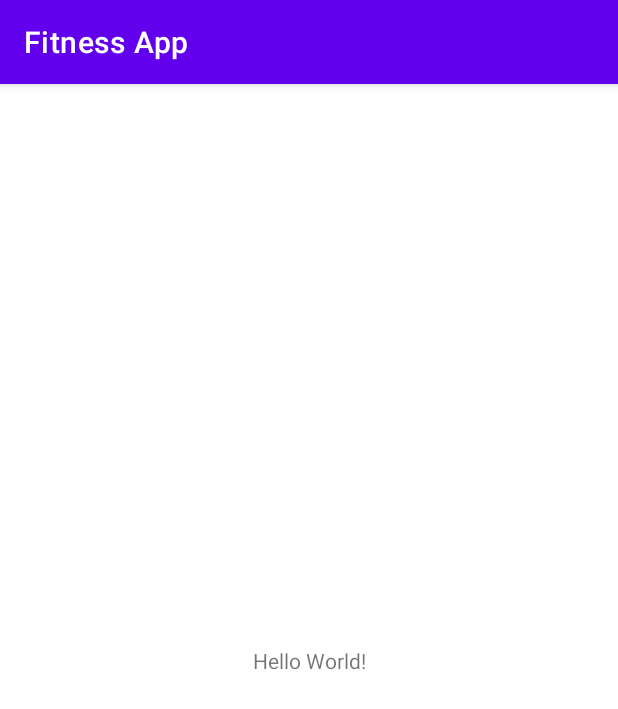
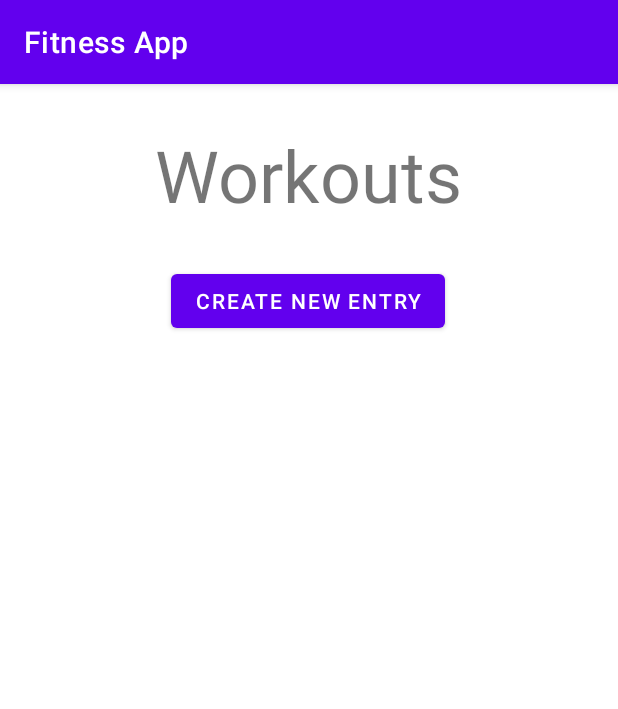
Before and after one commit to jackt0310/Fitness-App, an Android app: the screen it shows after launch (MainActivity), on a phone screen of 412 x 824 dp. Shown: the top 709 px of the screen. Run offline under Robolectric (Android 15) with nearby library versions, the phone set to English and light mode, and no system bars.

Commit message:
Implemented basic form input, scrollable card list, and saving.

```diff
--- a/app/src/main/AndroidManifest.xml
+++ b/app/src/main/AndroidManifest.xml
@@ -9,6 +9,7 @@
         android:roundIcon="@mipmap/ic_launcher_round"
         android:supportsRtl="true"
         android:theme="@style/Theme.FitnessApp">
+        <activity android:name=".EntryForm"></activity>
         <activity android:name=".MainActivity">
             <intent-filter>
                 <action android:name="android.intent.action.MAIN" />
--- a/app/src/main/java/com/example/fitnessapp/MainActivity.java
+++ b/app/src/main/java/com/example/fitnessapp/MainActivity.java
@@ -1,14 +1,114 @@
 package com.example.fitnessapp;
 
+import androidx.annotation.RequiresApi;
 import androidx.appcompat.app.AppCompatActivity;
+import androidx.cardview.widget.CardView;
+import androidx.recyclerview.widget.RecyclerView;
 
+import android.content.Intent;
+import android.os.Build;
 import android.os.Bundle;
+import android.text.SpannableString;
+import android.text.style.UnderlineSpan;
+import android.util.Log;
+import android.view.View;
+import android.widget.ArrayAdapter;
+import android.widget.Button;
+import android.widget.LinearLayout;
+import android.widget.ListView;
+import android.widget.TextView;
+
+import java.io.BufferedReader;
+import java.io.File;
+import java.io.FileInputStream;
+import java.io.FileNotFoundException;
+import java.io.FileOutputStream;
+import java.io.IOException;
+import java.io.InputStreamReader;
+import java.io.ObjectInputStream;
+import java.io.ObjectOutputStream;
+import java.util.ArrayList;
 
 public class MainActivity extends AppCompatActivity {
+    private EntryAdapter entryList;
+
+    private static final String FILE_NAME = "example.txt";
 
     @Override
     protected void onCreate(Bundle savedInstanceState) {
         super.onCreate(savedInstanceState);
         setContentView(R.layout.activity_main);
+
+        Button btn = (Button) findViewById(R.id.button);
+
+        btn.setOnClickListener(new View.OnClickListener() {
+            @Override
+            public void onClick(View v) {
+                newEntry(v);
+            }
+        });
+
+        ListView list = (ListView) findViewById(R.id.listArea);
+        Log.d("myTag", "This is my message");
+        System.out.println(savedInstanceState == null);
+        //instantiate custom adapter
+        ArrayList<Entry> entries = load();
+        entryList = new EntryAdapter(entries);
+
+        list.setAdapter(entryList);
+
+        Intent i = getIntent();
+
+
+        if(i.getParcelableExtra("entry") != null) {
+            Entry entry = (Entry) i.getParcelableExtra("entry");
+            entryList.add(entry);
+            entryList.notifyDataSetChanged();
+            save();
+        }
+    }
+
+
+    public void newEntry(View view) {
+        Intent intent = new Intent(this, EntryForm.class);
+        save();
+        startActivity(intent);
+    }
+
+    /*
+    @Override
+    public void onRestoreInstanceState(Bundle savedInstance){
+        onCreate(savedInstance);
+    }*/
+
+    public void save() {
+        try
+        {
+            File file = new File(getFilesDir() + "/output.txt");
+            if (!file.exists()) {
+                file.createNewFile();
+            }
+            FileOutputStream fos = new FileOutputStream(file);
+            ObjectOutputStream oos = new ObjectOutputStream(fos);
+            oos.writeObject(entryList.getList());
+            oos.close();
+            fos.close();
+        } catch(Exception ex) {
+            ex.printStackTrace();
+        }
+    }
+
+    public ArrayList<Entry> load() {
+        ArrayList<Entry> loadList = new ArrayList<Entry>();
+        try {
+            FileInputStream fos = new FileInputStream(getFilesDir() + "/output.txt");
+            ObjectInputStream oos = new ObjectInputStream(fos);
+            loadList = (ArrayList<Entry>) oos.readObject();
+            oos.close();
+            fos.close();
+        } catch(Exception ex) {
+            ex.printStackTrace();
+        }
+        return loadList;
     }
 }
--- a/app/src/main/res/layout/activity_main.xml
+++ b/app/src/main/res/layout/activity_main.xml
@@ -7,12 +7,42 @@
     tools:context=".MainActivity">
 
     <TextView
+        android:id="@+id/mainText"
         android:layout_width="wrap_content"
         android:layout_height="wrap_content"
-        android:text="Hello World!"
-        app:layout_constraintBottom_toBottomOf="parent"
+        android:layout_marginTop="28dp"
+        android:text="Workouts"
+        android:textSize="48sp"
+        app:layout_constraintEnd_toEndOf="parent"
+        app:layout_constraintHorizontal_bias="0.497"
         app:layout_constraintLeft_toLeftOf="parent"
         app:layout_constraintRight_toRightOf="parent"
+        app:layout_constraintStart_toStartOf="parent"
         app:layout_constraintTop_toTopOf="parent" />
 
+    <Button
+        android:id="@+id/button"
+        android:layout_width="wrap_content"
+        android:layout_height="wrap_content"
+        android:layout_marginTop="28dp"
+        android:text="@string/CreateEntry"
+        app:layout_constraintEnd_toEndOf="parent"
+        app:layout_constraintHorizontal_bias="0.497"
+        app:layout_constraintStart_toStartOf="parent"
+        app:layout_constraintTop_toBottomOf="@+id/mainText" />
+
+    <ListView
+        android:id="@+id/listArea"
+        android:layout_width="350dp"
+        android:layout_height="382dp"
+        android:layout_marginStart="8dp"
+        android:layout_marginLeft="8dp"
+        android:layout_marginEnd="8dp"
+        android:layout_marginRight="8dp"
+        android:orientation="vertical"
+        app:layout_constraintBottom_toBottomOf="parent"
+        app:layout_constraintEnd_toEndOf="parent"
+        app:layout_constraintStart_toStartOf="parent"
+        app:layout_constraintTop_toBottomOf="@+id/button"></ListView>
+
 </androidx.constraintlayout.widget.ConstraintLayout>
--- a/app/src/main/res/values/strings.xml
+++ b/app/src/main/res/values/strings.xml
@@ -1,3 +1,4 @@
 <resources>
     <string name="app_name">Fitness App</string>
+    <string name="CreateEntry">CREATE NEW ENTRY</string>
 </resources>
```
Also changed, not shown: app/src/main/java/com/example/fitnessapp/Entry.java (added, +67 -0 lines), app/src/main/java/com/example/fitnessapp/EntryAdapter.java (added, +94 -0 lines), app/src/main/java/com/example/fitnessapp/EntryForm.java (added, +43 -0 lines), app/src/main/res/layout/activity_entry_form.xml (added, +180 -0 lines).
